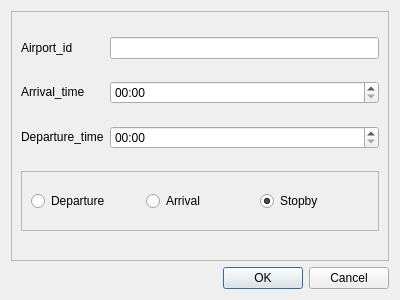
Old version of the form addflight_passingairport.ui in the repository Aloereed/Flightman_Platform_DATA130039.
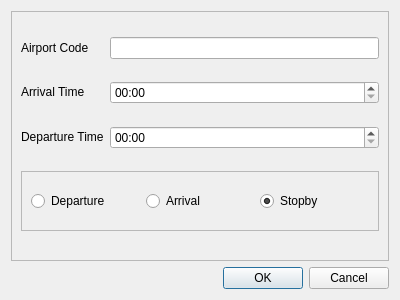
New version of the form.

What changed in the file:
```diff
--- a/addflight_passingairport.ui
+++ b/addflight_passingairport.ui
@@ -44,7 +44,7 @@
          </size>
         </property>
         <property name="text">
-         <string>Airport_id</string>
+         <string>Airport Code</string>
         </property>
        </widget>
       </item>
@@ -69,7 +69,7 @@
          </size>
         </property>
         <property name="text">
-         <string>Arrival_time</string>
+         <string>Arrival Time</string>
         </property>
        </widget>
       </item>
@@ -120,7 +120,7 @@
          </size>
         </property>
         <property name="text">
-         <string>Departure_time</string>
+         <string>Departure Time</string>
         </property>
        </widget>
       </item>
```
Left out of the diff: 2 changed lines with no effect on the pictures.
